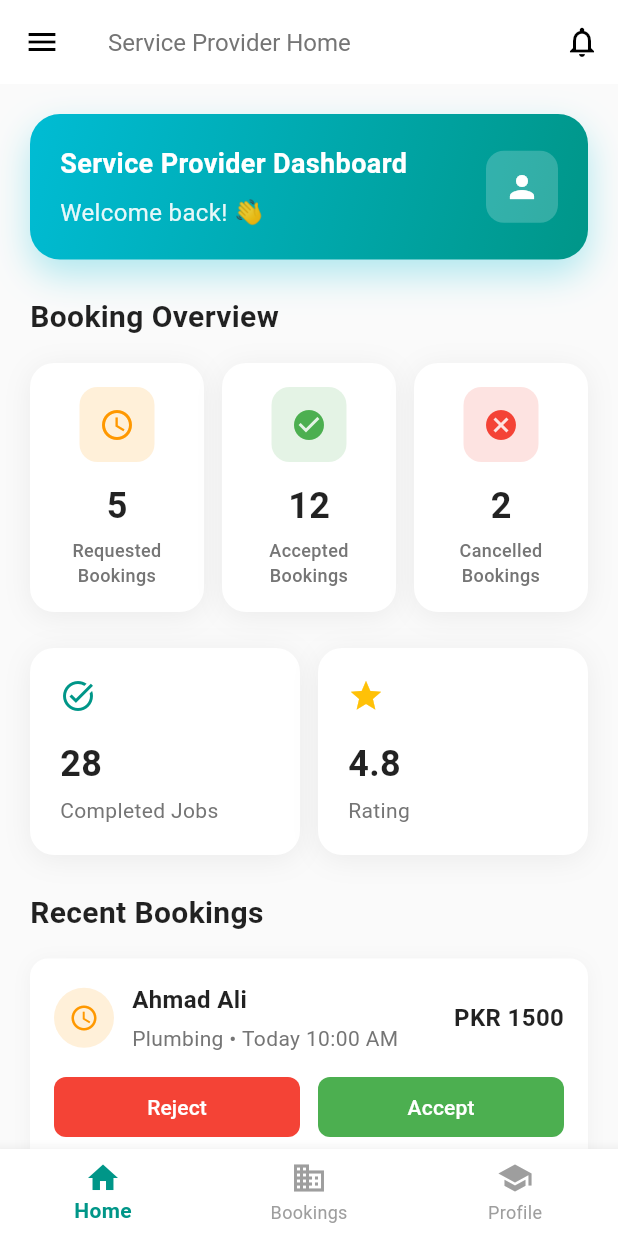
After one commit to chand-latif/finalYearProject, a Flutter app: the ServiceProviderHome screen opened by its route, on a phone screen of 412 x 824 dp. The commit adds this screen. Run offline on Flutter 3.47's test engine with Material 3 defaults, Android fonts, the light colour scheme and no system bars; our stand-ins replace image_picker, pin_code_fields, shared_preferences; accounts and stored records are empty; project files that could hold a hidden picture were left out.

Commit message:
added service provider home screen

```diff
--- a/lib/customer_home.dart
+++ b/lib/customer_home.dart
@@ -58,17 +58,17 @@ class _CustomerHomeState extends State<CustomerHome> {
     super.dispose();
   }
 
-  void _onServiceTap(String serviceName, String route) {
-    // Handle service selection
-    ScaffoldMessenger.of(context).showSnackBar(
-      SnackBar(
-        content: Text('$serviceName service selected'),
-        duration: Duration(seconds: 1),
-      ),
-    );
-    // Navigate to service page
-    // Navigator.pushNamed(context, route);
-  }
+  // void _onServiceTap(String serviceName, String route) {
+  //   // Handle service selection
+  //   ScaffoldMessenger.of(context).showSnackBar(
+  //     SnackBar(
+  //       content: Text('$serviceName service selected'),
+  //       duration: Duration(seconds: 1),
+  //     ),
+  //   );
+  //   // Navigate to service page
+  //   // Navigator.pushNamed(context, route);
+  // }
 
   void _onSearch(String query) {
     if (query.isNotEmpty) {
@@ -94,7 +94,7 @@ class _CustomerHomeState extends State<CustomerHome> {
         title: Text(
           'Home/Customer',
           style: TextStyle(
-            color: Colors.grey[600],
+            color: Colors.black,
             fontSize: 16,
             fontWeight: FontWeight.w400,
           ),
--- a/lib/main.dart
+++ b/lib/main.dart
@@ -6,6 +6,8 @@ import 'password_confirmation.dart';
 import 'customer_home.dart';
 import 'dart:io';
 import 'package:shared_preferences/shared_preferences.dart';
+import 'seller_home.dart';
+import 'splash_screen.dart';
 
 class MyHttpOverrides extends HttpOverrides {
   @override
@@ -21,19 +23,19 @@ void main() async {
   WidgetsFlutterBinding.ensureInitialized();
   final prefs = await SharedPreferences.getInstance();
   final token = prefs.getString('auth_token');
-  runApp(MyApp(initialRoute: token != null ? '/customerHome' : '/home'));
+  runApp(MyApp());
 }
 
 class MyApp extends StatelessWidget {
-  final String initialRoute;
+  // final String initialRoute;
 
-  const MyApp({super.key, required this.initialRoute});
+  // const MyApp({super.key});
 
   // This widget is the root of your application.
   @override
   Widget build(BuildContext context) {
     return MaterialApp(
-      initialRoute: initialRoute, // Default route
+      // initialRoute: initialRoute, // Default route
       routes: {
         '/home': (context) => MyHomePage(title: 'FYP'),
         '/accountType': (context) => ChooseAccountType(),
@@ -41,10 +43,12 @@ class MyApp extends StatelessWidget {
         '/ForgotPassword': (context) => ForgotPassword(),
         '/PasswordConfirmation': (context) => PasswordConfirmation(),
         '/customerHome': (context) => CustomerHome(),
+        '/sellerHome': (context) => ServiceProviderHome(),
       },
       title: 'FYP',
 
-      home: const MyHomePage(title: 'FYP'),
+      // home: const MyHomePage(title: 'FYP'),
+      home: StartupScreen(),
     );
   }
 }
--- /dev/null
+++ b/lib/seller_home.dart
@@ -0,0 +1,478 @@
+import 'package:flutter/material.dart';
+import 'nav_bar.dart';
+
+class ServiceProviderHome extends StatefulWidget {
+  const ServiceProviderHome({super.key});
+
+  @override
+  State<ServiceProviderHome> createState() => _ServiceProviderHomeState();
+}
+
+class _ServiceProviderHomeState extends State<ServiceProviderHome> {
+  // Sample data - Replace with actual data from your API
+  int requestedBookings = 5;
+  int acceptedBookings = 12;
+  int cancelledBookings = 2;
+  int completedJobs = 28;
+  double rating = 4.8;
+
+  final List<Map<String, dynamic>> recentBookings = [
+    {
+      'customerName': 'Ahmad Ali',
+      'service': 'Plumbing',
+      'time': '10:00 AM',
+      'date': 'Today',
+      'status': 'pending',
+      'amount': 1500.0,
+    },
+    {
+      'customerName': 'Sarah Khan',
+      'service': 'Electrical Work',
+      'time': '2:00 PM',
+      'date': 'Today',
+      'status': 'accepted',
+      'amount': 2200.0,
+    },
+    {
+      'customerName': 'Usman Sheikh',
+      'service': 'AC Repair',
+      'time': '11:00 AM',
+      'date': 'Tomorrow',
+      'status': 'pending',
+      'amount': 3000.0,
+    },
+  ];
+
+  void _onBookingAction(String action, int index) {
+    setState(() {
+      if (action == 'accept') {
+        recentBookings[index]['status'] = 'accepted';
+        acceptedBookings++;
+        requestedBookings--;
+      } else if (action == 'reject') {
+        recentBookings[index]['status'] = 'cancelled';
+        cancelledBookings++;
+        requestedBookings--;
+      }
+    });
+
+    ScaffoldMessenger.of(context).showSnackBar(
+      SnackBar(
+        content: Text('Booking ${action}ed successfully'),
+        backgroundColor: action == 'accept' ? Colors.green : Colors.red,
+      ),
+    );
+  }
+
+  @override
+  Widget build(BuildContext context) {
+    return Scaffold(
+      backgroundColor: Colors.grey[50],
+      appBar: AppBar(
+        elevation: 0,
+        backgroundColor: Colors.white,
+        leading: IconButton(
+          icon: Icon(Icons.menu, color: Colors.black),
+          onPressed: () {},
+        ),
+        title: Text(
+          'Service Provider Home',
+          style: TextStyle(
+            color: Colors.grey[600],
+            fontSize: 16,
+            fontWeight: FontWeight.w400,
+          ),
+        ),
+        actions: [
+          IconButton(
+            icon: Icon(Icons.notifications_outlined, color: Colors.black),
+            onPressed: () {},
+          ),
+        ],
+        centerTitle: false,
+      ),
+      body: SingleChildScrollView(
+        padding: EdgeInsets.all(20),
+        child: Column(
+          crossAxisAlignment: CrossAxisAlignment.start,
+          children: [
+            // Welcome Section
+            Container(
+              width: double.infinity,
+              padding: EdgeInsets.all(20),
+              decoration: BoxDecoration(
+                gradient: LinearGradient(
+                  colors: [Colors.cyan, Colors.teal],
+                  begin: Alignment.topLeft,
+                  end: Alignment.bottomRight,
+                ),
+                borderRadius: BorderRadius.circular(20),
+                boxShadow: [
+                  BoxShadow(
+                    color: Colors.cyan.withOpacity(0.3),
+                    blurRadius: 20,
+                    offset: Offset(0, 10),
+                  ),
+                ],
+              ),
+              child: Column(
+                crossAxisAlignment: CrossAxisAlignment.start,
+                children: [
+                  Row(
+                    mainAxisAlignment: MainAxisAlignment.spaceBetween,
+                    children: [
+                      Column(
+                        crossAxisAlignment: CrossAxisAlignment.start,
+                        children: [
+                          Text(
+                            'Service Provider Dashboard',
+                            style: TextStyle(
+                              fontSize: 18,
+                              fontWeight: FontWeight.bold,
+                              color: Colors.white,
+                            ),
+                          ),
+                          SizedBox(height: 8),
+                          Text(
+                            'Welcome back! 👋',
+                            style: TextStyle(
+                              fontSize: 16,
+                              color: Colors.white.withOpacity(0.9),
+                            ),
+                          ),
+                        ],
+                      ),
+                      Container(
+                        padding: EdgeInsets.all(12),
+                        decoration: BoxDecoration(
+                          color: Colors.white.withOpacity(0.2),
+                          borderRadius: BorderRadius.circular(12),
+                        ),
+                        child: Icon(
+                          Icons.person,
+                          color: Colors.white,
+                          size: 24,
+                        ),
+                      ),
+                    ],
+                  ),
+                ],
+              ),
+            ),
+
+            SizedBox(height: 24),
+
+            // Booking Status Cards
+            Text(
+              'Booking Overview',
+              style: TextStyle(
+                fontSize: 20,
+                fontWeight: FontWeight.bold,
+                color: Colors.black87,
+              ),
+            ),
+
+            SizedBox(height: 16),
+
+            Row(
+              children: [
+                Expanded(
+                  child: _buildBookingCard(
+                    'Requested Bookings',
+                    requestedBookings.toString(),
+                    Icons.schedule,
+                    Colors.orange,
+                    () => _navigateToBookings('requested'),
+                  ),
+                ),
+                SizedBox(width: 12),
+                Expanded(
+                  child: _buildBookingCard(
+                    'Accepted Bookings',
+                    acceptedBookings.toString(),
+                    Icons.check_circle,
+                    Colors.green,
+                    () => _navigateToBookings('accepted'),
+                  ),
+                ),
+                SizedBox(width: 12),
+                Expanded(
+                  child: _buildBookingCard(
+                    'Cancelled Bookings',
+                    cancelledBookings.toString(),
+                    Icons.cancel,
+                    Colors.red,
+                    () => _navigateToBookings('cancelled'),
+                  ),
+                ),
+              ],
+            ),
+
+            SizedBox(height: 24),
+
+            // Stats Row
+            Row(
+              children: [
+                Expanded(
+                  child: _buildStatCard(
+                    'Completed Jobs',
+                    completedJobs.toString(),
+                    Icons.task_alt,
+                    Colors.teal,
+                  ),
+                ),
+                SizedBox(width: 12),
+                Expanded(
+                  child: _buildStatCard(
+                    'Rating',
+                    rating.toString(),
+                    Icons.star,
+                    Colors.amber,
+                  ),
+                ),
+              ],
+            ),
+
+            SizedBox(height: 24),
+
+            // Recent Bookings
+            Text(
+              'Recent Bookings',
+              style: TextStyle(
+                fontSize: 20,
+                fontWeight: FontWeight.bold,
+                color: Colors.black87,
+              ),
+            ),
+
+            SizedBox(height: 16),
+
+            ...recentBookings.asMap().entries.map((entry) {
+              int index = entry.key;
+              Map<String, dynamic> booking = entry.value;
+              return _buildBookingItem(booking, index);
+            }).toList(),
+
+            SizedBox(height: 24),
+
+            SizedBox(height: 20),
+          ],
+        ),
+      ),
+      bottomNavigationBar: CustomNavBar(),
+    );
+  }
+
+  Widget _buildBookingCard(
+    String title,
+    String count,
+    IconData icon,
+    Color color,
+    VoidCallback onTap,
+  ) {
+    return GestureDetector(
+      onTap: onTap,
+      child: Container(
+        padding: EdgeInsets.all(16),
+        decoration: BoxDecoration(
+          color: Colors.white,
+          borderRadius: BorderRadius.circular(16),
+          boxShadow: [
+            BoxShadow(
+              color: Colors.black.withOpacity(0.06),
+              blurRadius: 15,
+              offset: Offset(0, 3),
+            ),
+          ],
+        ),
+        child: Column(
+          children: [
+            Container(
+              width: 50,
+              height: 50,
+              decoration: BoxDecoration(
+                color: color.withOpacity(0.15),
+                borderRadius: BorderRadius.circular(12),
+              ),
+              child: Icon(icon, color: color, size: 24),
+            ),
+            SizedBox(height: 12),
+            Text(
+              count,
+              style: TextStyle(
+                fontSize: 24,
+                fontWeight: FontWeight.bold,
+                color: Colors.black87,
+              ),
+            ),
+            SizedBox(height: 4),
+            Text(
+              title,
+              style: TextStyle(
+                fontSize: 12,
+                color: Colors.grey[600],
+                fontWeight: FontWeight.w500,
+              ),
+              textAlign: TextAlign.center,
+            ),
+          ],
+        ),
+      ),
+    );
+  }
+
+  Widget _buildStatCard(
+    String title,
+    String value,
+    IconData icon,
+    Color color,
+  ) {
+    return Container(
+      padding: EdgeInsets.all(20),
+      decoration: BoxDecoration(
+        color: Colors.white,
+        borderRadius: BorderRadius.circular(16),
+        boxShadow: [
+          BoxShadow(
+            color: Colors.black.withOpacity(0.06),
+            blurRadius: 15,
+            offset: Offset(0, 3),
+          ),
+        ],
+      ),
+      child: Column(
+        crossAxisAlignment: CrossAxisAlignment.start,
+        children: [
+          Icon(icon, color: color, size: 24),
+          SizedBox(height: 16),
+          Text(
+            value,
+            style: TextStyle(
+              fontSize: 24,
+              fontWeight: FontWeight.bold,
+              color: Colors.black87,
+            ),
+          ),
+          SizedBox(height: 4),
+          Text(title, style: TextStyle(fontSize: 14, color: Colors.grey[600])),
+        ],
+      ),
+    );
+  }
+
+  Widget _buildBookingItem(Map<String, dynamic> booking, int index) {
+    Color statusColor =
+        booking['status'] == 'pending'
+            ? Colors.orange
+            : booking['status'] == 'accepted'
+            ? Colors.green
+            : Colors.red;
+
+    return Container(
+      margin: EdgeInsets.only(bottom: 12),
+      padding: EdgeInsets.all(16),
+      decoration: BoxDecoration(
+        color: Colors.white,
+        borderRadius: BorderRadius.circular(12),
+        boxShadow: [
+          BoxShadow(
+            color: Colors.black.withOpacity(0.04),
+            blurRadius: 10,
+            offset: Offset(0, 2),
+          ),
+        ],
+      ),
+      child: Column(
+        children: [
+          Row(
+            children: [
+              CircleAvatar(
+                backgroundColor: statusColor.withOpacity(0.15),
+                child: Icon(
+                  booking['status'] == 'pending'
+                      ? Icons.schedule
+                      : booking['status'] == 'accepted'
+                      ? Icons.check
+                      : Icons.close,
+                  color: statusColor,
+                  size: 20,
+                ),
+              ),
+              SizedBox(width: 12),
+              Expanded(
+                child: Column(
+                  crossAxisAlignment: CrossAxisAlignment.start,
+                  children: [
+                    Text(
+                      booking['customerName'],
+                      style: TextStyle(
+                        fontSize: 16,
+                        fontWeight: FontWeight.w600,
+                        color: Colors.black87,
+                      ),
+                    ),
+                    SizedBox(height: 4),
+                    Text(
+                      '${booking['service']} • ${booking['date']} ${booking['time']}',
+                      style: TextStyle(fontSize: 14, color: Colors.grey[600]),
+                    ),
+                  ],
+                ),
+              ),
+              Text(
+                'PKR ${booking['amount'].toStringAsFixed(0)}',
+                style: TextStyle(
+                  fontSize: 16,
+                  fontWeight: FontWeight.bold,
+                  color: Colors.black87,
+                ),
+              ),
+            ],
+          ),
+          if (booking['status'] == 'pending') ...[
+            SizedBox(height: 12),
+            Row(
+              children: [
+                Expanded(
+                  child: ElevatedButton(
+                    onPressed: () => _onBookingAction('reject', index),
+                    style: ElevatedButton.styleFrom(
+                      backgroundColor: Colors.red,
+                      foregroundColor: Colors.white,
+                      elevation: 0,
+                      shape: RoundedRectangleBorder(
+                        borderRadius: BorderRadius.circular(8),
+                      ),
+                    ),
+                    child: Text('Reject'),
+                  ),
+                ),
+                SizedBox(width: 12),
+                Expanded(
+                  child: ElevatedButton(
+                    onPressed: () => _onBookingAction('accept', index),
+                    style: ElevatedButton.styleFrom(
+                      backgroundColor: Colors.green,
+                      foregroundColor: Colors.white,
+                      elevation: 0,
+                      shape: RoundedRectangleBorder(
+                        borderRadius: BorderRadius.circular(8),
+                      ),
+                    ),
+                    child: Text('Accept'),
+                  ),
+                ),
+              ],
+            ),
+          ],
+        ],
+      ),
+    );
+  }
+
+  void _navigateToBookings(String type) {
+    ScaffoldMessenger.of(
+      context,
+    ).showSnackBar(SnackBar(content: Text('Navigate to $type bookings')));
+  }
+}
--- /dev/null
+++ b/lib/splash_screen.dart
@@ -0,0 +1,70 @@
+import 'dart:convert';
+
+import 'package:fix_easy/login_screen.dart';
+import 'package:flutter/material.dart';
+import 'theme.dart';
+import 'package:http/http.dart' as http;
+import 'package:shared_preferences/shared_preferences.dart';
+import 'package:fix_easy/customer_home.dart';
+import 'create_company_profile.dart';
+import 'seller_home.dart';
+
+class StartupScreen extends StatefulWidget {
+  @override
+  _StartupScreenState createState() => _StartupScreenState();
+}
+
+class _StartupScreenState extends State<StartupScreen> {
+  @override
+  void initState() {
+    super.initState();
+    _checkAuthAndNavigate();
+  }
+
+  Future<void> _checkAuthAndNavigate() async {
+    final prefs = await SharedPreferences.getInstance();
+    final token = prefs.getString('auth_token');
+
+    if (token == null) {
+      // No token found, navigate to login/home
+      Navigator.pushNamed(context, '/home');
+      return;
+    }
+
+    // Token exists — get user info
+    final response = await http.get(
+      Uri.parse("https://fixease.pk/api/User/GetUserInformation"),
+      headers: {
+        'Authorization': 'Bearer $token',
+        'Content-Type': 'application/json',
+      },
+    );
+
+    if (response.statusCode == 200) {
+      final data = jsonDecode(response.body);
+      final userType = data['data']['userType'];
+      final userId = data['data']['userId'];
+
+      if (userType == 'Customer') {
+        Navigator.pushReplacement(
+          context,
+          MaterialPageRoute(builder: (_) => CustomerHome()),
+        );
+      } else if (userType == 'Seller') {
+        Navigator.pushReplacement(
+          context,
+          MaterialPageRoute(builder: (_) => ServiceProviderHome()),
+        );
+      }
+    } else {
+      Navigator.pushNamed(context, '/home');
+    }
+  }
+
+  @override
+  Widget build(BuildContext context) {
+    return Scaffold(
+      body: Center(child: CircularProgressIndicator()), // splash/loading UI
+    );
+  }
+}
```
